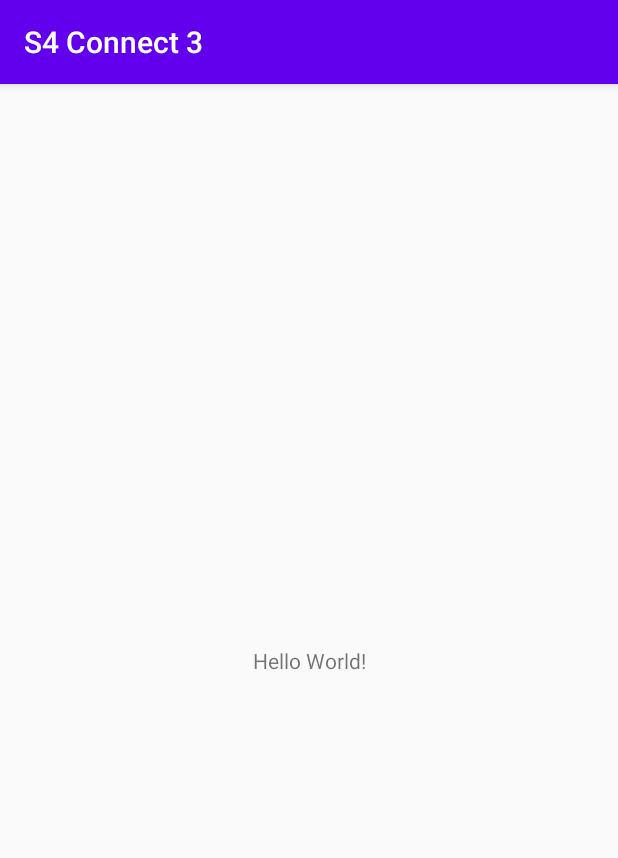
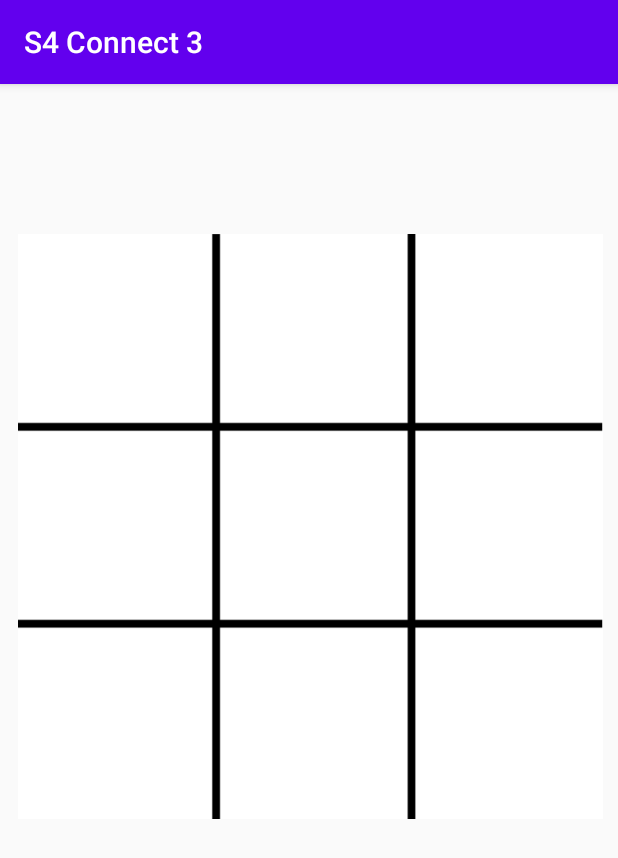
Before and after one commit to Udemy-The-Complete-Android-Dev-Course/S4-Connect-3, an Android app: the screen it shows after launch (MainActivity), on a phone screen of 412 x 824 dp. Shown: the top 858 px of the screen. Run offline under Robolectric (Android 15) with nearby library versions, the phone set to English and light mode, and no system bars.

Commit message:
Add game board and player token animation.

```diff
--- a/app/src/main/java/ldansorean/s4connect3/MainActivity.java
+++ b/app/src/main/java/ldansorean/s4connect3/MainActivity.java
@@ -3,12 +3,42 @@ package ldansorean.s4connect3;
 import androidx.appcompat.app.AppCompatActivity;
 
 import android.os.Bundle;
+import android.view.View;
+import android.widget.ImageView;
 
 public class MainActivity extends AppCompatActivity {
+
+    private static int ROTATION = 360 * 3;
+    private static int ANIMATION_DURATION = 500;
+
+    private int activePlayer = 0;
 
     @Override
     protected void onCreate(Bundle savedInstanceState) {
         super.onCreate(savedInstanceState);
         setContentView(R.layout.activity_main);
     }
+
+    public void cellClicked(View view) {
+        displayPlayerToken((ImageView) view);
+        changeActivePlayer();
+    }
+
+    private void displayPlayerToken(ImageView cellImage) {
+        //image setup
+        cellImage.setImageResource(getPlayerTokenImage());
+        cellImage.setScaleX(0);
+        cellImage.setScaleY(0);
+
+        //animate
+        cellImage.animate().scaleX(1).scaleY(1).rotationBy(ROTATION).setDuration(ANIMATION_DURATION);
+    }
+
+    private int getPlayerTokenImage() {
+        return activePlayer == 0 ? R.drawable.red : R.drawable.yellow;
+    }
+
+    private void changeActivePlayer() {
+        activePlayer = 1 - activePlayer;
+    }
 }
--- a/app/src/main/res/layout/activity_main.xml
+++ b/app/src/main/res/layout/activity_main.xml
@@ -6,13 +6,103 @@
     android:layout_height="match_parent"
     tools:context=".MainActivity">
 
-    <TextView
-        android:layout_width="wrap_content"
-        android:layout_height="wrap_content"
-        android:text="Hello World!"
-        app:layout_constraintBottom_toBottomOf="parent"
-        app:layout_constraintLeft_toLeftOf="parent"
-        app:layout_constraintRight_toRightOf="parent"
-        app:layout_constraintTop_toTopOf="parent" />
+    <TableLayout
+        android:layout_width="390dp"
+        android:layout_height="390dp"
+        android:layout_marginStart="1dp"
+        android:layout_marginTop="100dp"
+        android:background="@drawable/board"
+        app:layout_constraintEnd_toEndOf="parent"
+        app:layout_constraintStart_toStartOf="parent"
+        app:layout_constraintTop_toTopOf="parent">
 
+        <TableRow
+            android:layout_width="match_parent"
+            android:layout_height="match_parent">
+
+            <ImageView
+                android:id="@+id/cell_00"
+                android:layout_width="110dp"
+                android:layout_height="110dp"
+                android:layout_column="0"
+                android:layout_margin="10dp"
+                android:onClick="cellClicked" />
+
+            <ImageView
+                android:id="@+id/cell_01"
+                android:layout_width="110dp"
+                android:layout_height="110dp"
+                android:layout_column="1"
+                android:layout_margin="10dp"
+                android:onClick="cellClicked" />
+
+            <ImageView
+                android:id="@+id/cell_02"
+                android:layout_width="110dp"
+                android:layout_height="110dp"
+                android:layout_column="2"
+                android:layout_margin="10dp"
+                android:onClick="cellClicked" />
+
+        </TableRow>
+
+        <TableRow
+            android:layout_width="match_parent"
+            android:layout_height="match_parent">
+
+            <ImageView
+                android:id="@+id/cell_10"
+                android:layout_width="110dp"
+                android:layout_height="110dp"
+                android:layout_column="0"
+                android:layout_margin="10dp"
+                android:onClick="cellClicked" />
+
+            <ImageView
+                android:id="@+id/cell_11"
+                android:layout_width="110dp"
+                android:layout_height="110dp"
+                android:layout_column="1"
+                android:layout_margin="10dp"
+                android:onClick="cellClicked" />
+
+            <ImageView
+                android:id="@+id/cell_12"
+                android:layout_width="110dp"
+                android:layout_height="110dp"
+                android:layout_column="2"
+                android:layout_margin="10dp"
+                android:onClick="cellClicked" />
+        </TableRow>
+
+        <TableRow
+            android:layout_width="match_parent"
+            android:layout_height="match_parent">
+
+            <ImageView
+                android:id="@+id/cell_20"
+                android:layout_width="110dp"
+                android:layout_height="110dp"
+                android:layout_column="0"
+                android:layout_margin="10dp"
+                android:onClick="cellClicked" />
+
+            <ImageView
+                android:id="@+id/cell_21"
+                android:layout_width="110dp"
+                android:layout_height="110dp"
+                android:layout_column="1"
+                android:layout_margin="10dp"
+                android:onClick="cellClicked" />
+
+            <ImageView
+                android:id="@+id/cell_22"
+                android:layout_width="110dp"
+                android:layout_height="110dp"
+                android:layout_column="1"
+                android:layout_margin="10dp"
+                android:onClick="cellClicked" />
+        </TableRow>
+
+    </TableLayout>
 </androidx.constraintlayout.widget.ConstraintLayout>
```
Also changed, not shown: app/src/main/res/drawable/board.png (added), app/src/main/res/drawable/red.png (added), app/src/main/res/drawable/yellow.png (added).
